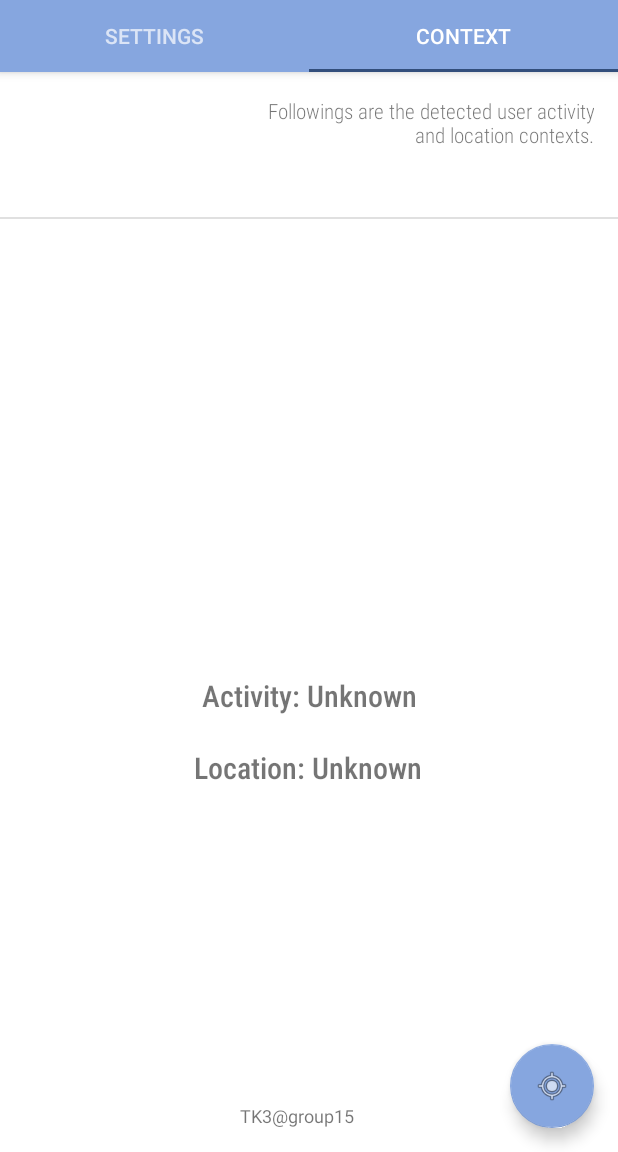
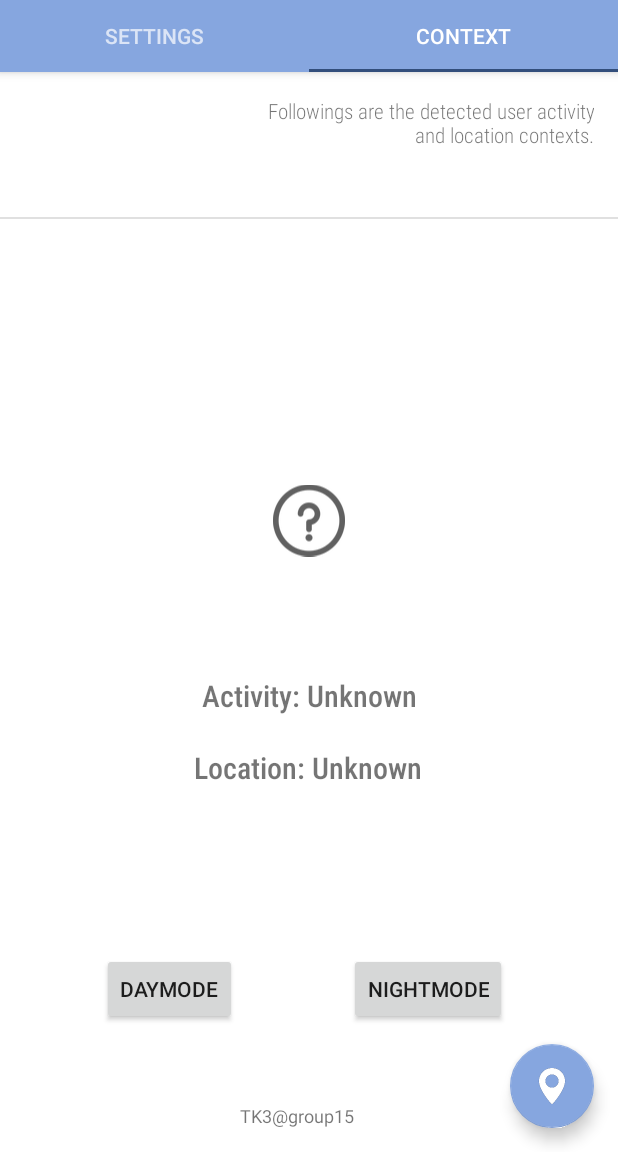
Before and after one commit to tk3-project/SmartHelper, an Android app: the screen it shows after launch (MainActivity), tab 2 chosen, on a phone screen of 412 x 824 dp, the part 84-1236 px from its top. Run offline under Robolectric (Android 15) with nearby library versions, the phone set to English and light mode, and no system bars; 2 statements that could not run were skipped.

Commit message:
added HomeAction, remain unfixed problems

```diff
--- a/app/src/main/AndroidManifest.xml
+++ b/app/src/main/AndroidManifest.xml
@@ -1,5 +1,6 @@
 <?xml version="1.0" encoding="utf-8"?>
 <manifest xmlns:android="http://schemas.android.com/apk/res/android"
+    xmlns:tools="http://schemas.android.com/tools"
     package="com.g15.smarthelper">
 
     <application
@@ -50,5 +51,6 @@
     <uses-permission android:name="com.google.android.gms.permission.ACTIVITY_RECOGNITION" />
     <uses-permission android:name="android.permission.FOREGROUND_SERVICE" />
     <uses-permission android:name="android.permission.ACCESS_BACKGROUND_LOCATION" />
-
+    <uses-permission android:name="android.permission.WRITE_SETTINGS"
+        tools:ignore="ProtectedPermissions" />
 </manifest>
--- a/app/src/main/java/com/g15/smarthelper/receiver/ActivityUpdateReceiver.java
+++ b/app/src/main/java/com/g15/smarthelper/receiver/ActivityUpdateReceiver.java
@@ -102,8 +102,9 @@ public class ActivityUpdateReceiver extends BroadcastReceiver {
                         new MusicAction(context).sendNotification();
                     else if (scenario == Scenarios.Scenario.SCENARIO_WARNING)
                         new WarningAction(context).sendNotification();
-                    else if (scenario == Scenarios.Scenario.SCENARIO_HOME)
+                    else if (scenario == Scenarios.Scenario.SCENARIO_HOME){
                         new HomeAction(context).sendNotification();
+                    }
                 }
             }
         }
--- a/app/src/main/java/com/g15/smarthelper/ui/main/DisplayFragment.java
+++ b/app/src/main/java/com/g15/smarthelper/ui/main/DisplayFragment.java
@@ -19,6 +19,7 @@ import androidx.localbroadcastmanager.content.LocalBroadcastManager;
 import com.g15.smarthelper.R;
 import com.g15.smarthelper.Constants;
 
+import com.g15.smarthelper.ScenarioHandler.HomeAction;
 import com.g15.smarthelper.ScenarioHandler.MusicAction;
 import com.g15.smarthelper.receiver.ActivityUpdateReceiver;
 import com.g15.smarthelper.receiver.LocationUpdateReceiver;
@@ -35,6 +36,8 @@ public class DisplayFragment extends Fragment {
     private TextView txtActivity, txtLocation;
     private ImageView imgActivity;
 
+    private TextView button, button2;
+
     @Override
     public View onCreateView(
             @NonNull LayoutInflater inflater, ViewGroup container,
@@ -48,13 +51,30 @@ public class DisplayFragment extends Fragment {
 
         String defaultLocation = getString(R.string.location_unknown);
         String defaultActivity = getString(R.string.activity_unknown);
+        int defaultIcon = R.drawable.ic_unknown;
 
         txtActivity = getActivity().findViewById(R.id.txt_activity);
         txtLocation = getActivity().findViewById(R.id.txt_location);
         imgActivity = getActivity().findViewById(R.id.img_activity);
 
+        button = getActivity().findViewById(R.id.button);
+        button2 = getActivity().findViewById(R.id.button2);
+        button2.setOnClickListener(new View.OnClickListener(){
+            @Override
+            public void onClick(View v){
+                new HomeAction(getContext()).DayMode(getContext());
+            }
+        });
+        button.setOnClickListener(new View.OnClickListener(){
+            @Override
+            public void onClick(View v){
+                new HomeAction(getContext()).NightMode(getContext(), getActivity());
+            }
+        });
+
         txtLocation.setText("Location: " + defaultLocation);
         txtActivity.setText("Activity: " + defaultActivity);
+        imgActivity.setImageResource(defaultIcon);
     }
 
     @Override
@@ -97,7 +117,7 @@ public class DisplayFragment extends Fragment {
      */
     private void handleUserActivity(int activityType) {
         String label = getString(R.string.activity_unknown);
-        int icon = R.drawable.ic_still;
+        int icon = R.drawable.ic_unknown;
 
         switch (activityType) {
             case DetectedActivity.IN_VEHICLE: {
--- a/app/src/main/res/layout/activity_main.xml
+++ b/app/src/main/res/layout/activity_main.xml
@@ -49,6 +49,6 @@
         android:layout_gravity="bottom|end"
         android:layout_margin="@dimen/fab_margin"
         app:backgroundTint="@color/colorPrimary"
-        app:srcCompat="@android:drawable/ic_menu_mylocation" />
+        app:srcCompat="@drawable/ic_location" />
 
 </androidx.coordinatorlayout.widget.CoordinatorLayout>
--- a/app/src/main/res/layout/display_fragment.xml
+++ b/app/src/main/res/layout/display_fragment.xml
@@ -77,4 +77,24 @@
         app:layout_constraintStart_toStartOf="parent"
         app:layout_constraintTop_toBottomOf="@+id/line" />
 
+    <Button
+        android:id="@+id/button"
+        android:layout_width="wrap_content"
+        android:layout_height="wrap_content"
+        android:layout_marginBottom="52dp"
+        android:text="nightmode"
+        app:layout_constraintBottom_toTopOf="@+id/footer"
+        app:layout_constraintEnd_toEndOf="parent"
+        app:layout_constraintStart_toEndOf="@+id/button2" />
+
+    <Button
+        android:id="@+id/button2"
+        android:layout_width="wrap_content"
+        android:layout_height="wrap_content"
+        android:layout_marginStart="68dp"
+        android:layout_marginBottom="52dp"
+        android:text="daymode"
+        app:layout_constraintBottom_toTopOf="@+id/footer"
+        app:layout_constraintStart_toStartOf="parent" />
+
 </androidx.constraintlayout.widget.ConstraintLayout>
```
Also changed, not shown: app/src/main/java/com/g15/smarthelper/ScenarioHandler/HomeAction.java (+98 -1 lines), app/src/main/java/com/g15/smarthelper/ui/main/SettingFragment.java (+16 -12 lines), app/src/main/res/drawable-hdpi/ic_location.png (added), app/src/main/res/drawable-hdpi/ic_unknown.png, app/src/main/res/drawable-mdpi/ic_location.png (added), app/src/main/res/drawable-mdpi/ic_unknown.png, app/src/main/res/drawable-xhdpi/ic_location.png (added), app/src/main/res/drawable-xhdpi/ic_unknown.png, app/src/main/res/drawable-xxhdpi/ic_location.png (added), app/src/main/res/drawable-xxhdpi/ic_unknown.png, app/src/main/res/drawable-xxxhdpi/ic_location.png (added), app/src/main/res/drawable-xxxhdpi/ic_unknown.png, 1 other file.
